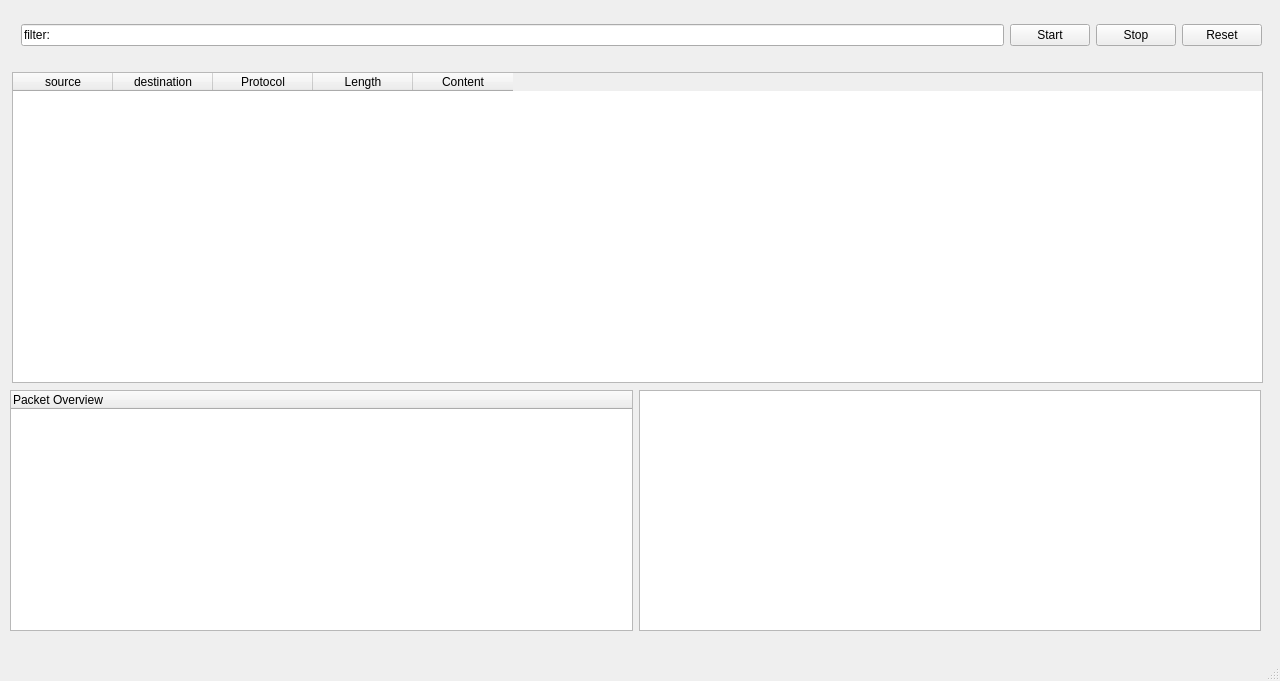
The window that pages/mainpage.ui (XinyiYuan/EasySniffer) describes before a commit, drawn with Qt 5.
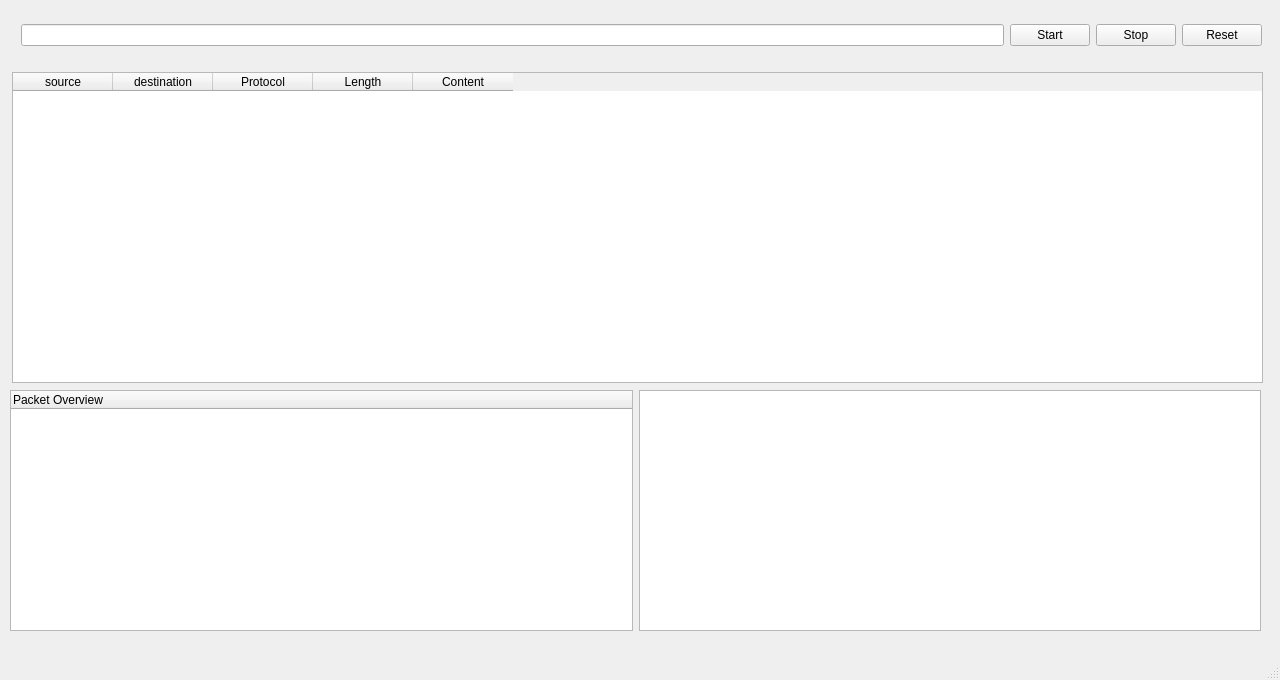
The same window after the commit.

Commit message: finish filter, exception handling unfinished

```diff
--- a/pages/mainpage.ui
+++ b/pages/mainpage.ui
@@ -8,7 +8,7 @@
     <x>0</x>
     <y>0</y>
     <width>1280</width>
-    <height>681</height>
+    <height>680</height>
    </rect>
   </property>
   <property name="windowTitle">
@@ -28,7 +28,7 @@
      <item>
       <widget class="QLineEdit" name="filterText">
        <property name="text">
-        <string>filter:</string>
+        <string/>
        </property>
       </widget>
      </item>
```
The commit also changes 9 other files.
